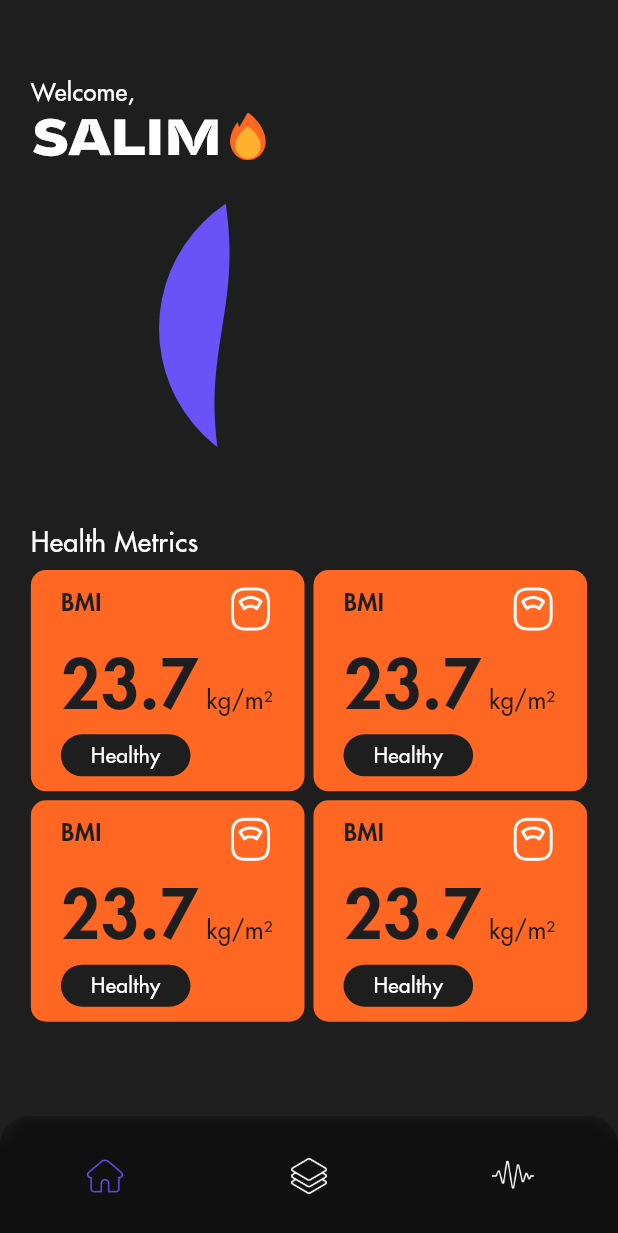
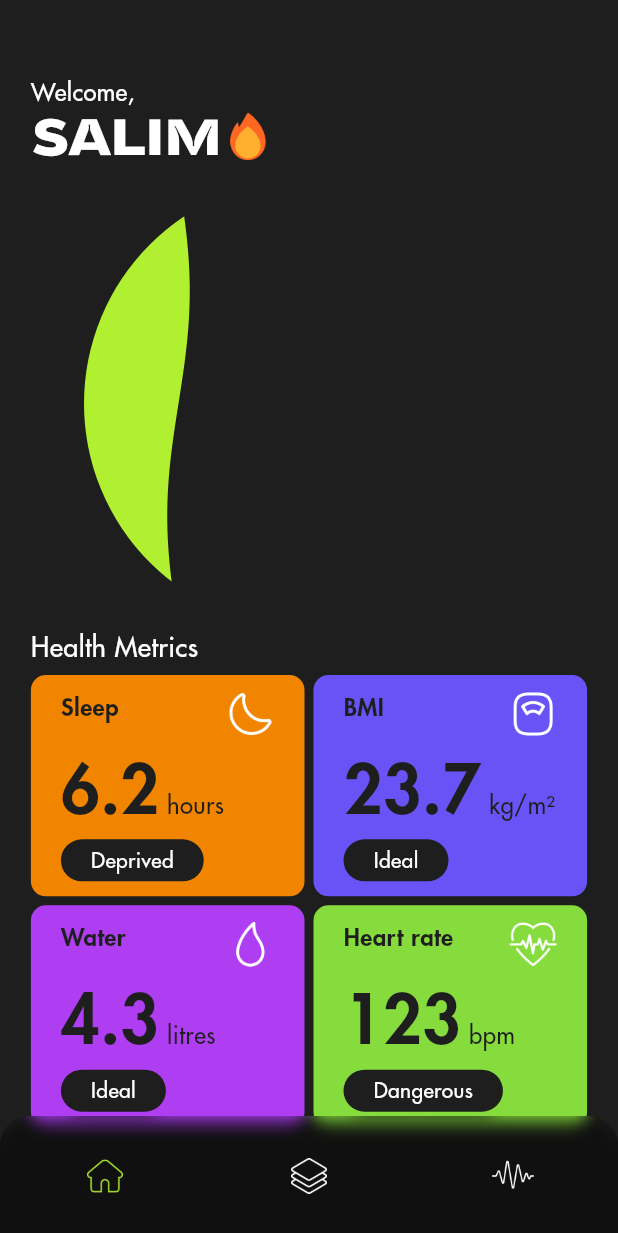
Before and after one commit to Salim-Ali-94/neutrino, a Flutter app: the screen it shows after launch, on a phone screen of 412 x 824 dp. Shown: the top 1233 px of the screen. Run offline on Flutter 3.47's test engine with Material 2 defaults, Android fonts, the phone set to English and light mode, and no system bars; our stand-ins replace liquid_progress_indicator_v2.

Commit message:
added a health scale to the info card based on category

```diff
--- a/lib/screens/home.dart
+++ b/lib/screens/home.dart
@@ -6,7 +6,13 @@ import 'package:liquid_progress_indicator_v2/liquid_progress_indicator.dart';
 
 class Home extends StatelessWidget {
 
-  const Home({ super.key });
+  // const Home({ super.key });
+  Home({ super.key });
+  final percent = 0.21;
+  final health_metrics = [InfoCard(category: "sleep", value: 6.2),
+                          InfoCard(category: "bmi", value: 23.7),
+                          InfoCard(category: "water", value: 4.3),
+                          InfoCard(category: "heart rate", value: 123)];
 
   @override
   Widget build(BuildContext context) {
@@ -31,15 +37,19 @@ class Home extends StatelessWidget {
                                                                         // SizedBox(height: 10),
                                                                         // SizedBox(height: 5),
 
+                                                                        Row(mainAxisAlignment: MainAxisAlignment.center, children: [SizedBox(width: 300, height: 300,
+                                                                        // Row(mainAxisAlignment: MainAxisAlignment.center, children: [SizedBox(width: 280, height: 280,
                                                                         // Row(mainAxisAlignment: MainAxisAlignment.center, children: [SizedBox(width: 240, height: 240,
-                                                                        Row(mainAxisAlignment: MainAxisAlignment.center, children: [SizedBox(width: 200, height: 200,
+                                                                        // Row(mainAxisAlignment: MainAxisAlignment.center, children: [SizedBox(width: 200, height: 200,
                                                                                                                                             //  child: LiquidCircularProgressIndicator(value: 0.62, borderWidth: 0, direction: Axis.vertical,
-                                                                                                                                             child: LiquidCircularProgressIndicator(value: 0.21, borderWidth: 0, direction: Axis.horizontal,
-                                                                                                                                                                                    valueColor: AlwaysStoppedAnimation(blue),
+                                                                                                                                            //  child: LiquidCircularProgressIndicator(value: 0.21, borderWidth: 0, direction: Axis.horizontal,
+                                                                                                                                             child: LiquidCircularProgressIndicator(value: percent, borderWidth: 0, direction: Axis.horizontal,
+                                                                                                                                                                                    valueColor: AlwaysStoppedAnimation(nature),
                                                                                                                                                                                     backgroundColor: Colors.transparent,
                                                                                                                                                                                     borderColor: Colors.transparent))]),
 
-                                                                        SizedBox(height: 30),
+                                                                        // SizedBox(height: 30),
+                                                                        // SizedBox(height: 5),
 
                                                                         Container(padding: EdgeInsets.only(left: screenWidth*0.05), child: Text("Health Metrics", style: TextStyle(fontFamily: "Futura", fontSize: 18,
                                                                                                                                                                                    color: Colors.white, fontWeight: FontWeight.w500))),
@@ -49,11 +59,13 @@ class Home extends StatelessWidget {
                                                                         // InfoCard(),
 
                                                                         // GridView.builder(itemCount: 4, shrinkWrap: true, physics: NeverScrollableScrollPhysics(), padding: const EdgeInsets.only(left: 5, right: 5), primary: false,
-                                                                        GridView.builder(itemCount: 4, shrinkWrap: true, physics: NeverScrollableScrollPhysics(), padding: EdgeInsets.only(left: screenWidth*0.05, right: screenWidth*0.05), primary: false,
+                                                                        // GridView.builder(itemCount: 4, shrinkWrap: true, physics: NeverScrollableScrollPhysics(), padding: EdgeInsets.only(left: screenWidth*0.05, right: screenWidth*0.05), primary: false,
+                                                                        GridView.builder(itemCount: health_metrics.length, shrinkWrap: true, physics: NeverScrollableScrollPhysics(), padding: EdgeInsets.only(left: screenWidth*0.05, right: screenWidth*0.05), primary: false,
                                                                                          gridDelegate: SliverGridDelegateWithFixedCrossAxisCount(childAspectRatio: screenWidth*0.48 / 160, crossAxisSpacing: 6, mainAxisSpacing: 6, crossAxisCount: 2),
-                                                                                         itemBuilder: (_, index) => [InfoCard(), InfoCard(), InfoCard(), InfoCard()][index])
+                                                                                        //  itemBuilder: (_, index) => [InfoCard(), InfoCard(), InfoCard(), InfoCard()][index]),
+                                                                                         itemBuilder: (_, index) => health_metrics[index]),
 
-                                                                        ])));
+                                                                        SizedBox(height: screenWidth),])));
 
   }
 
--- a/lib/utility/constants.dart
+++ b/lib/utility/constants.dart
@@ -8,17 +8,60 @@ const Color nature = Color(0xffb1f030);
 const Color sky = Color(0xff87cee6);
 // const Color orange = Color(0xffff6700);
 const Color nectarine = Color(0xffff6722);
+// const Color nectarine = Color(0xffff6711);
 const Color blue = Color(0xff6953f7);
-const Color ocean = Color(0xff00bfff);
-// const Color purple = Color(0xffcd4ff7);
-// const Color purple = Color(0xffcd4fe6);
-// const Color purple = Color(0xffcd4fd5);
-// const Color purple = Color(0xffcd4fc4);
-const Color purple = Color(0xffcd4fb3);
+// const Color ocean = Color(0xff00bfff);
+
+// const Color ocean = Color(0xff95adfd);
+const Color ocean = Color(0xff95adff);
+// const Color ocean = Color(0xff9fadfd);
+
+// const Color violet = Color(0xffcd4ff7);
+const Color violet = Color(0xffcd4fe6);
+// const Color violet = Color(0xffcd4fd5);
+
+// const Color violet = Color(0xffcd4fc4);
+// const Color violet = Color(0xffcd4fc4);
+// const Color purple = Color(0xff7e3ef2);
+
+// const Color purple = Color(0xff7e3eff);
+
+// const Color purple = Color(0xff8f3ef2);
+// const Color purple = Color(0xff9f3ef2);
+const Color purple = Color(0xffaf3ef2);
+// const Color purple = Color(0xffbf3ef2);
+
+// const Color purple = Color(0xffcd4fb3);
 // const Color purple = Color(0xffcd4fa2);
 // const Color purple = Color(0xffcd4f91);
 // const Color purple = Color(0xffcd4f80);
 const Color green = Color(0xff86dc3d);
 const Color pink = Color(0xffff6ec7);
+const Color orange = Color(0xfff28500);
 // const Color orange = Color(0xfff28500);
 // const Color nectarine = Color(0xfffd6a02);
+
+const Map<String, String> units = { "bmi": "kg/m\u00B2",
+                                    "sleep": "hours",
+                                    "water": "litres",
+                                    "heart rate": "bpm" };
+
+const Map<String, String> icons = { "bmi": "assets/icons/scale.png",
+                                    "sleep": "assets/icons/sleep.png",
+                                    "water": "assets/icons/water.png",
+                                    "heart rate": "assets/icons/heart-beat.png" };
+
+// const Map<String, Color> colours = { "bmi": pink,
+//                                      "sleep": purple,
+//                                      "water": violet,
+//                                      "heart rate": ocean };
+
+const Map<String, Color> colours = { "bmi": blue,
+                                     "sleep": orange,
+                                     "water": purple,
+                                     "heart rate": green };
+
+// const Map<String, Map<double, String>> measure = { "bmi": {  },
+//                                                    "sleep": orange,
+//                                                    "water": purple,
+//                                                    "heart rate": green };
--- a/lib/utility/screen_manager.dart
+++ b/lib/utility/screen_manager.dart
@@ -17,9 +17,12 @@ class ScreenManager extends StatefulWidget {
 class _ScreenManagerState extends State<ScreenManager> {
 
   int screen = 0;
-  List<Widget> screens = [const Home(),
-                          const Home(),
-                          const Home()];
+  // List<Widget> screens = [const Home(),
+  //                         const Home(),
+  //                         const Home()];
+  List<Widget> screens = [Home(),
+                          Home(),
+                          Home()];
 
   void screenTransition(int index) {
 
--- a/lib/widgets/info_card.dart
+++ b/lib/widgets/info_card.dart
@@ -4,7 +4,9 @@ import "package:neutrino/utility/constants.dart";
 
 class InfoCard extends StatelessWidget {
 
-  InfoCard({ super.key });
+  InfoCard({ super.key, required this.category, required this.value });
+  final String category;
+  final double value;
 
   @override
   Widget build(BuildContext context) {
@@ -12,17 +14,17 @@ class InfoCard extends StatelessWidget {
     final screenWidth = MediaQuery.of(context).size.width;
 
     return Container(height: 160, width: screenWidth*0.48, padding: const EdgeInsets.symmetric(horizontal: 20, vertical: 10),
-                     decoration: BoxDecoration(color: nectarine, borderRadius: BorderRadius.all(Radius.circular(10))),
+                     decoration: BoxDecoration(color: colours[category], borderRadius: BorderRadius.all(Radius.circular(10))),
 
                      child: Column(mainAxisAlignment: MainAxisAlignment.spaceBetween,
                                    children: [Row(mainAxisAlignment: MainAxisAlignment.spaceBetween, crossAxisAlignment: CrossAxisAlignment.start,
-                                                  children: [Text("BMI", style: TextStyle(fontFamily: "Futura", color: granite,
+                                                  children: [Text(category == "bmi" ? "BMI" : "${category[0].toUpperCase()}${category.substring(1)}", style: TextStyle(fontFamily: "Futura", color: granite,
                                                                                           fontWeight: FontWeight.w600, fontSize: 16)),
 
-                                                             Image.asset("assets/icons/scale.png", width: 32)]),
+                                                             Image.asset(icons[category]!, width: 32)]),
 
                                               Column(children: [Row(crossAxisAlignment: CrossAxisAlignment.baseline, textBaseline: TextBaseline.alphabetic,
-                                                                    children: [Text("23.7", style: TextStyle(color: granite, fontWeight: FontWeight.w600,
+                                                                    children: [Text("${(value == value.toInt()) ? value.toInt() : value}".toString(), style: TextStyle(color: granite, fontWeight: FontWeight.w600,
                                                                                                              // fontFamily: "Futura", fontSize: 52)),
                                                                                                              // fontFamily: "Futura", fontSize: 42)),
                                                                                                              // fontFamily: "Futura", fontSize: 50)),
@@ -34,7 +36,8 @@ class InfoCard extends StatelessWidget {
 
                                                                               SizedBox(width: 5),
 
-                                                                              Text("kg/m\u00B2", style: TextStyle(color: granite, fontWeight: FontWeight.w500,
+                                                                              // Text("kg/m\u00B2", style: TextStyle(color: granite, fontWeight: FontWeight.w500,
+                                                                              Text(units[category]!, style: TextStyle(color: granite, fontWeight: FontWeight.w500,
                                                                                                                   fontFamily: "Futura", fontSize: 16))]),
 
                                                               // Row(mainAxisAlignment: MainAxisAlignment.end, children: [Container(padding: const EdgeInsets.symmetric(horizontal: 20, vertical: 4), decoration: BoxDecoration(color: granite, borderRadius: BorderRadius.all(Radius.circular(50))), child: Text("Healthy", style: TextStyle(fontFamily: "Futura", fontWeight: FontWeight.w500, color: Colors.white, fontSize: 14)))])]));
@@ -42,7 +45,12 @@ class InfoCard extends StatelessWidget {
                                                               // Row(children: [Container(padding: const EdgeInsets.symmetric(horizontal: 20, vertical: 4), decoration: BoxDecoration(color: granite, borderRadius: BorderRadius.all(Radius.circular(50))), child: Text("Healthy", style: TextStyle(fontFamily: "Futura", fontWeight: FontWeight.w500, color: green, fontSize: 14)))])]));
                                                               Row(children: [Container(padding: const EdgeInsets.symmetric(horizontal: 20, vertical: 4),
                                                                                        decoration: BoxDecoration(color: granite, borderRadius: BorderRadius.all(Radius.circular(50))),
-                                                                                       child: Text("Healthy", style: TextStyle(fontFamily: "Futura", fontWeight: FontWeight.w500,
+                                                                                      //  child: Text("Ideal", style: TextStyle(fontFamily: "Futura", fontWeight: FontWeight.w500,
+                                                                                       child: Text((category == "bmi") ? (value < 18.5) ? "Underweight" : (value >= 18.5 && value < 25) ? "Ideal" : (value >= 25 && value < 30) ? "Overweight" : (value > 30) ? "Obese" : "" :
+                                                                                                   (category == "sleep") ? (value < 7) ? "Deprived" : (value >= 7 && value <= 10) ? "Ideal" : (value > 10) ? "Excess" : "" :
+                                                                                                   (category == "water") ? (value < 3.7) ? "Dehydrated" : (value >= 3.7 && value < 10) ? "Ideal" : (value >= 10 && value < 20) ? "Dangerous" : (value > 20) ? "Excess" : "" :
+                                                                                                   (category == "heart rate") ? (value < 40) ? "Weak" : (value >= 40 && value <= 60) ? "Healthy" : (value > 60 && value <= 100) ? "Regular" : (value > 100) ? "Dangerous" : ""
+                                                                                                   : "", style: TextStyle(fontFamily: "Futura", fontWeight: FontWeight.w500,
                                                                                                                                color: Colors.white, fontSize: 14)))])])]));
 
   }
--- a/lib/widgets/nav_bar.dart
+++ b/lib/widgets/nav_bar.dart
@@ -20,9 +20,9 @@ class BottomNavBar extends StatelessWidget {
                                             // selectedItemColor: purple,
                                             // selectedItemColor: granite,
                                             // unselectedItemColor: Colors.white,
-                                            items: [BottomNavigationBarItem(icon: (tab == 0) ? ColorFiltered(colorFilter: ColorFilter.mode(blue, BlendMode.srcATop), child: Image.asset("assets/icons/home.png", width: 24)) :  Image.asset("assets/icons/home.png", width: 24), label: ""),
-                                                    BottomNavigationBarItem(icon: (tab == 1) ? ColorFiltered(colorFilter: ColorFilter.mode(blue, BlendMode.srcATop), child: Image.asset("assets/icons/stack.png", width: 24)) : Image.asset("assets/icons/stack.png", width: 24), label: ""),
-                                                    BottomNavigationBarItem(icon: (tab == 2) ? ColorFiltered(colorFilter: ColorFilter.mode(blue, BlendMode.srcATop), child: Image.asset("assets/icons/stats.png", width: 30)) : Image.asset("assets/icons/stats.png", width: 30), label: "")]));
+                                            items: [BottomNavigationBarItem(icon: (tab == 0) ? ColorFiltered(colorFilter: ColorFilter.mode(nature, BlendMode.srcATop), child: Image.asset("assets/icons/home.png", width: 24)) :  Image.asset("assets/icons/home.png", width: 24), label: ""),
+                                                    BottomNavigationBarItem(icon: (tab == 1) ? ColorFiltered(colorFilter: ColorFilter.mode(nature, BlendMode.srcATop), child: Image.asset("assets/icons/stack.png", width: 24)) : Image.asset("assets/icons/stack.png", width: 24), label: ""),
+                                                    BottomNavigationBarItem(icon: (tab == 2) ? ColorFiltered(colorFilter: ColorFilter.mode(nature, BlendMode.srcATop), child: Image.asset("assets/icons/stats.png", width: 30)) : Image.asset("assets/icons/stats.png", width: 30), label: "")]));
 
   }
 
```
Also changed, not shown: assets/icons/beat.png (added), assets/icons/heart-beat.png (added), assets/icons/heart-rate.png (added).
